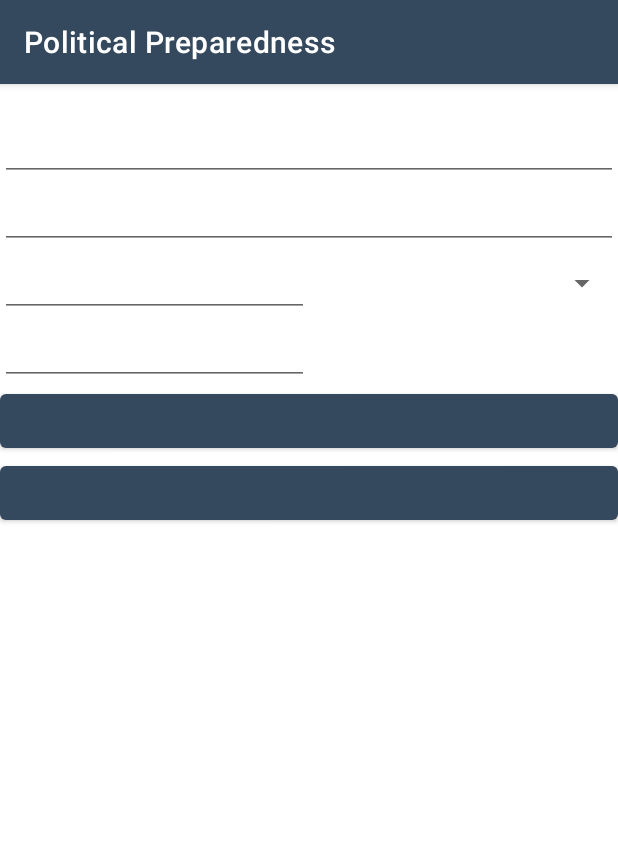
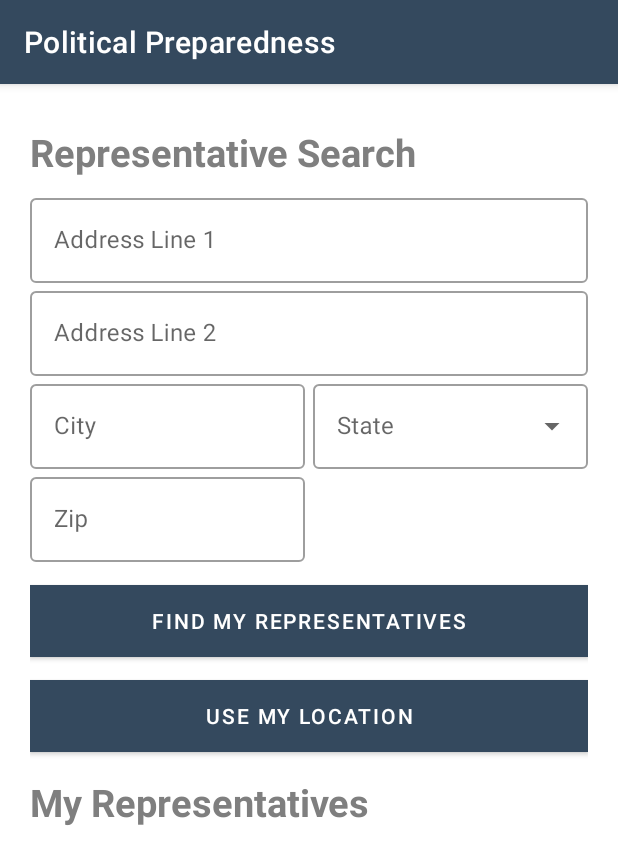
Before and after one commit to pepper90/PoliticalPreparedness, an Android app: the DetailFragment screen opened through its navigation route, on a phone screen of 412 x 824 dp. Shown: the top 864 px of the screen. Run offline under Robolectric (Android 15) with nearby library versions, the phone set to English and light mode, and no system bars; our stand-ins replace data binding.

Commit message:
Started work on Find my representative part: Added fragment_representative.xml Added item_representative.xml Added Styling Added Representatives recyclerview

```diff
--- a/app/src/main/java/com/example/android/politicalpreparedness/representative/RepresentativeFragment.kt
+++ b/app/src/main/java/com/example/android/politicalpreparedness/representative/RepresentativeFragment.kt
@@ -6,6 +6,8 @@ import android.location.Location
 import android.os.Bundle
 import android.view.*
 import android.view.inputmethod.InputMethodManager
+import android.widget.ArrayAdapter
+import android.widget.AutoCompleteTextView
 import androidx.databinding.DataBindingUtil
 import androidx.fragment.app.Fragment
 import com.example.android.politicalpreparedness.R
@@ -27,6 +29,11 @@ class DetailFragment : Fragment() {
                               container: ViewGroup?,
                               savedInstanceState: Bundle?): View {
         binding = DataBindingUtil.inflate(inflater, R.layout.fragment_representative, container, false)
+
+        // Bind states to AutoCompleteTextView
+        val states = resources.getStringArray(R.array.states)
+        val adapter = ArrayAdapter(requireContext(), R.layout.dropdown_item_state, states)
+        (binding.state.editText as? AutoCompleteTextView)?.setAdapter(adapter)
         //TODO: Establish bindings
 
         //TODO: Define and assign Representative adapter
--- a/app/src/main/res/layout/fragment_election.xml
+++ b/app/src/main/res/layout/fragment_election.xml
@@ -17,7 +17,7 @@
 
         <com.google.android.material.textview.MaterialTextView
             android:id="@+id/upcoming_elections_header"
-            style="@style/MyRecyclerViewHeaders"
+            style="@style/MyHeader"
             android:layout_width="match_parent"
             android:layout_height="wrap_content"
             android:text="@string/upcoming_election"
@@ -49,7 +49,7 @@
 
         <com.google.android.material.textview.MaterialTextView
             android:id="@+id/saved_elections_header"
-            style="@style/MyRecyclerViewHeaders"
+            style="@style/MyHeader"
             android:layout_width="match_parent"
             android:layout_height="wrap_content"
             android:text="@string/saved_election"
--- a/app/src/main/res/layout/fragment_representative.xml
+++ b/app/src/main/res/layout/fragment_representative.xml
@@ -3,107 +3,164 @@
     xmlns:app="http://schemas.android.com/apk/res-auto"
     xmlns:motion="http://schemas.android.com/tools">
 
-    <!-- TODO: Add data binding node -->
+    <data>
+        <variable
+            name="viewModel"
+            type="com.example.android.politicalpreparedness.representative.RepresentativeViewModel" />
+    </data>
 
-    <!-- TODO: Add motion scene to hide form on vertical scroll. -->
     <androidx.constraintlayout.motion.widget.MotionLayout
+        android:layout_width="match_parent"
         android:layout_height="match_parent"
-        android:layout_width="match_parent">
+        android:padding="@dimen/dp20"
+        app:layoutDescription="@xml/fragment_representative_scene">
 
-        <!-- TODO: Add visual styling and content -->
         <TextView
             android:id="@+id/search_title"
+            style="@style/MyHeader"
             android:layout_width="wrap_content"
             android:layout_height="wrap_content"
+            android:text="@string/representative_search"
             app:layout_constraintStart_toStartOf="parent"
-            app:layout_constraintTop_toTopOf="parent" />
+            app:layout_constraintTop_toTopOf="parent"/>
 
         <!-- TODO: Add data binding value -->
-        <!-- TODO: Add visual styling and content -->
-        <EditText
+        <com.google.android.material.textfield.TextInputLayout
             android:id="@+id/address_line_1"
+            style="@style/Widget.MaterialComponents.TextInputLayout.OutlinedBox"
             android:layout_width="match_parent"
             android:layout_height="wrap_content"
-            android:autofillHints=""
-            android:inputType="textPostalAddress"
             app:layout_constraintStart_toStartOf="parent"
-            app:layout_constraintTop_toBottomOf="@id/search_title" />
+            app:layout_constraintTop_toBottomOf="@id/search_title" >
+
+            <com.google.android.material.textfield.TextInputEditText
+                android:layout_width="match_parent"
+                android:layout_height="wrap_content"
+                android:autofillHints=""
+                android:hint="@string/address_line_1"
+                android:inputType="textPostalAddress" />
+
+        </com.google.android.material.textfield.TextInputLayout>
 
         <!-- TODO: Add data binding value -->
-        <!-- TODO: Add visual styling and content -->
-        <EditText
+        <com.google.android.material.textfield.TextInputLayout
             android:id="@+id/address_line_2"
+            style="@style/Widget.MaterialComponents.TextInputLayout.OutlinedBox"
             android:layout_width="match_parent"
             android:layout_height="0dp"
-            android:autofillHints=""
-            android:inputType="textPostalAddress"
             app:layout_constraintStart_toStartOf="parent"
-            app:layout_constraintTop_toBottomOf="@id/address_line_1" />
+            app:layout_constraintTop_toBottomOf="@id/address_line_1" >
+
+            <com.google.android.material.textfield.TextInputEditText
+                android:layout_width="match_parent"
+                android:layout_height="wrap_content"
+                android:autofillHints=""
+                android:hint="@string/address_line_2"
+                android:inputType="textPostalAddress"/>
+
+        </com.google.android.material.textfield.TextInputLayout>
 
         <!-- TODO: Add data binding value -->
-        <!-- TODO: Add visual styling and content -->
-        <EditText
+        <com.google.android.material.textfield.TextInputLayout
             android:id="@+id/city"
+            style="@style/Widget.MaterialComponents.TextInputLayout.OutlinedBox"
             android:layout_width="0dp"
             android:layout_height="wrap_content"
-            android:autofillHints=""
-            android:inputType="textPostalAddress"
+            app:layout_constraintEnd_toStartOf="@id/state"
             app:layout_constraintStart_toStartOf="parent"
-            app:layout_constraintEnd_toStartOf="@id/state"
-            app:layout_constraintTop_toBottomOf="@id/address_line_2" />
+            app:layout_constraintTop_toBottomOf="@id/address_line_2" >
 
-        <!-- TODO: Add default values from provided resources  -->
+            <com.google.android.material.textfield.TextInputEditText
+                android:layout_width="match_parent"
+                android:layout_height="wrap_content"
+                android:autofillHints=""
+                android:hint="@string/city"
+                android:inputType="textPostalAddress"/>
+
+        </com.google.android.material.textfield.TextInputLayout>
+
         <!-- TODO: Add data binding value -->
-        <!-- TODO: Add visual styling and content -->
-        <Spinner
+        <com.google.android.material.textfield.TextInputLayout
             android:id="@+id/state"
             android:layout_width="0dp"
             android:layout_height="0dp"
-            android:autofillHints=""
-            android:inputType="textPostalAddress"
+            android:layout_marginStart="5dp"
+            style="@style/Widget.MaterialComponents.TextInputLayout.OutlinedBox.ExposedDropdownMenu"
+            app:layout_constraintBottom_toBottomOf="@id/city"
+            app:layout_constraintEnd_toEndOf="parent"
             app:layout_constraintStart_toEndOf="@id/city"
-            app:layout_constraintEnd_toEndOf="parent"
-            app:layout_constraintTop_toTopOf="@id/city"
-            app:layout_constraintBottom_toBottomOf="@id/city"/>
+            app:layout_constraintTop_toTopOf="@id/city">
+
+            <AutoCompleteTextView
+                android:layout_width="match_parent"
+                android:layout_height="wrap_content"
+                android:inputType="textPostalAddress"
+                android:entries="@array/states"
+                android:autofillHints=""
+                android:hint="@string/state" />
+
+        </com.google.android.material.textfield.TextInputLayout>
 
         <!-- TODO: Add data binding value -->
-        <!-- TODO: Add visual styling and content -->
-        <EditText
+        <com.google.android.material.textfield.TextInputLayout
             android:id="@+id/zip"
+            style="@style/Widget.MaterialComponents.TextInputLayout.OutlinedBox"
             android:layout_width="0dp"
             android:layout_height="wrap_content"
-            android:autofillHints=""
-            android:inputType="number"
-            android:maxLength="5"
+            app:layout_constraintEnd_toEndOf="@id/city"
             app:layout_constraintStart_toStartOf="parent"
-            app:layout_constraintEnd_toEndOf="@id/city"
-            app:layout_constraintTop_toBottomOf="@id/city" />
+            app:layout_constraintTop_toBottomOf="@id/city" >
 
-        <!-- TODO: Add visual styling and label -->
-        <Button
+            <com.google.android.material.textfield.TextInputEditText
+                android:layout_width="match_parent"
+                android:layout_height="wrap_content"
+                android:autofillHints=""
+                android:hint="@string/zip"
+                android:inputType="number"
+                android:maxLength="5"/>
+
+        </com.google.android.material.textfield.TextInputLayout>
+
+        <com.google.android.material.button.MaterialButton
             android:id="@+id/button_search"
+            style="@style/MySearchButtons"
             android:layout_width="match_parent"
             android:layout_height="wrap_content"
-            app:layout_constraintTop_toBottomOf="@id/zip" />
+            android:onClick="@null"
+            android:text="@string/find_my_representatives"
+            app:layout_constraintTop_toBottomOf="@id/zip"/>
 
-        <!-- TODO: Add visual styling and content -->
-        <Button
+        <com.google.android.material.button.MaterialButton
             android:id="@+id/button_location"
+            style="@style/MySearchButtons"
             android:layout_width="match_parent"
             android:layout_height="wrap_content"
-            app:layout_constraintTop_toBottomOf="@id/button_search" />
+            android:onClick="@null"
+            android:text="@string/use_my_location"
+            app:layout_constraintTop_toBottomOf="@id/button_search"/>
 
-        <!-- TODO: Add visual styling and content -->
         <TextView
             android:id="@+id/representative_title"
+            style="@style/MyHeader"
             android:layout_width="wrap_content"
             android:layout_height="wrap_content"
+            android:layout_marginTop="8dp"
+            android:text="@string/my_representatives"
             app:layout_constraintStart_toStartOf="parent"
-            app:layout_constraintTop_toBottomOf="@id/button_location" />
+            app:layout_constraintTop_toBottomOf="@id/button_location"/>
 
-        <!-- TODO: Add Representatives RecyclerView -->
+        <androidx.recyclerview.widget.RecyclerView
+            android:id="@+id/representatives_rv"
+            listData="@null"
+            android:layout_width="match_parent"
+            android:layout_height="0dp"
+            app:layoutManager="androidx.recyclerview.widget.LinearLayoutManager"
+            app:layout_constraintBottom_toBottomOf="parent"
+            app:layout_constraintLeft_toLeftOf="parent"
+            app:layout_constraintRight_toRightOf="parent"
+            app:layout_constraintTop_toBottomOf="@+id/representative_title"
+            motion:listitem="@layout/item_representative"/>
 
-        <!-- TODO: Add visual styling and content -->
         <TextView
             android:id="@+id/list_placeholder"
             android:layout_width="match_parent"
@@ -111,9 +168,9 @@
             android:gravity="center"
             android:textAlignment="center"
             android:visibility="gone"
-            motion:visibilityMode="ignore"
+            app:layout_constraintBottom_toBottomOf="parent"
             app:layout_constraintTop_toBottomOf="@id/representative_title"
-            app:layout_constraintBottom_toBottomOf="parent" />
+            motion:visibilityMode="ignore" />
 
     </androidx.constraintlayout.motion.widget.MotionLayout>
 </layout>
--- a/app/src/main/res/layout/item_election.xml
+++ b/app/src/main/res/layout/item_election.xml
@@ -21,7 +21,7 @@
 
         <com.google.android.material.textview.MaterialTextView
             android:id="@+id/election_name"
-            style="@style/MyElectionName"
+            style="@style/MyItemTitle"
             android:layout_width="0dp"
             android:layout_height="wrap_content"
             android:text="@{election.name}"
@@ -32,7 +32,7 @@
 
         <com.google.android.material.textview.MaterialTextView
             android:id="@+id/election_date"
-            style="@style/MyElectionDate"
+            style="@style/MyItemSubtitle"
             android:layout_width="0dp"
             android:layout_height="wrap_content"
             app:layout_constraintEnd_toEndOf="parent"
--- a/app/src/main/res/values/dimens.xml
+++ b/app/src/main/res/values/dimens.xml
@@ -2,5 +2,9 @@
 <resources>
     <dimen name="dp8">8dp</dimen>
     <dimen name="dp20">20dp</dimen>
+    <dimen name="dp15">15dp</dimen>
+
+    <dimen name="avatar">60dp</dimen>
+    <dimen name="social">35dp</dimen>
 
 </resources>
--- a/app/src/main/res/values/strings.xml
+++ b/app/src/main/res/values/strings.xml
@@ -13,5 +13,17 @@
     <string name="address_line">Address Line</string>
     <string name="follow">Follow Election</string>
     <string name="unfollow">Unfollow Election</string>
+    <string name="representative_search">Representative Search</string>
+    <string name="address_line_1">Address Line 1</string>
+    <string name="address_line_2">Address Line 2</string>
+    <string name="city">City</string>
+    <string name="zip">Zip</string>
+    <string name="use_my_location">Use my location</string>
+    <string name="my_representatives">My Representatives</string>
+    <string name="state">State</string>
+    <string name="representative_photo">Representative photo</string>
+    <string name="twitter_icon">Twitter icon</string>
+    <string name="facebook_icon">Facebook icon</string>
+    <string name="web_icon">Web icon</string>
 
 </resources>
--- a/app/src/main/res/values/styles.xml
+++ b/app/src/main/res/values/styles.xml
@@ -18,7 +18,7 @@
     </style>
 
     <!-- RECYCLER VIEW HEADER STYLE -->
-    <style name="MyRecyclerViewHeaders" parent="Widget.MaterialComponents.TextView">
+    <style name="MyHeader" parent="Widget.MaterialComponents.TextView">
         <item name="android:paddingVertical">@dimen/dp8</item>
         <item name="android:textStyle">bold</item>
         <item name="android:textColor">@color/gray50</item>
@@ -26,13 +26,13 @@
     </style>
 
     <!-- RECYCLER ITEM STYLES -->
-    <style name="MyElectionName" parent="Widget.MaterialComponents.TextView">
+    <style name="MyItemTitle" parent="Widget.MaterialComponents.TextView">
         <item name="android:textColor">@color/gray50</item>
         <item name="android:textStyle">bold</item>
         <item name="android:textSize">16sp</item>
     </style>
 
-    <style name="MyElectionDate" parent="Widget.MaterialComponents.TextView">
+    <style name="MyItemSubtitle" parent="Widget.MaterialComponents.TextView">
         <item name="android:textColor">@color/gray50</item>
         <item name="android:textSize">16sp</item>
     </style>
@@ -75,4 +75,12 @@
         <item name="android:layout_marginHorizontal">@dimen/dp20</item>
     </style>
 
+    <!-- REPRESENTATIVE STYLES -->
+
+    <style name="MySearchButtons" parent="TextAppearance.MaterialComponents.Button">
+        <item name="android:textColor">@color/white</item>
+        <item name="android:background">@color/colorPrimary</item>
+        <item name="android:layout_marginTop">@dimen/dp15</item>
+    </style>
+
 </resources>
--- /dev/null
+++ b/app/src/main/res/xml/fragment_representative_scene.xml
@@ -0,0 +1,16 @@
+<?xml version="1.0" encoding="utf-8"?>
+<MotionScene xmlns:android="http://schemas.android.com/apk/res/android"
+    xmlns:app="http://schemas.android.com/apk/res-auto">
+
+    <ConstraintSet android:id="@+id/start">
+        <Constraint android:id="@+id/search_title" />
+    </ConstraintSet>
+
+    <ConstraintSet android:id="@+id/end">
+        <Constraint android:id="@id/search_title" />
+    </ConstraintSet>
+
+    <Transition
+        app:constraintSetEnd="@id/end"
+        app:constraintSetStart="@+id/start" />
+</MotionScene>
```
Also changed, not shown: app/src/main/res/layout/dropdown_item_state.xml (added, +10 -0 lines), app/src/main/res/layout/item_representative.xml (added, +94 -0 lines).
